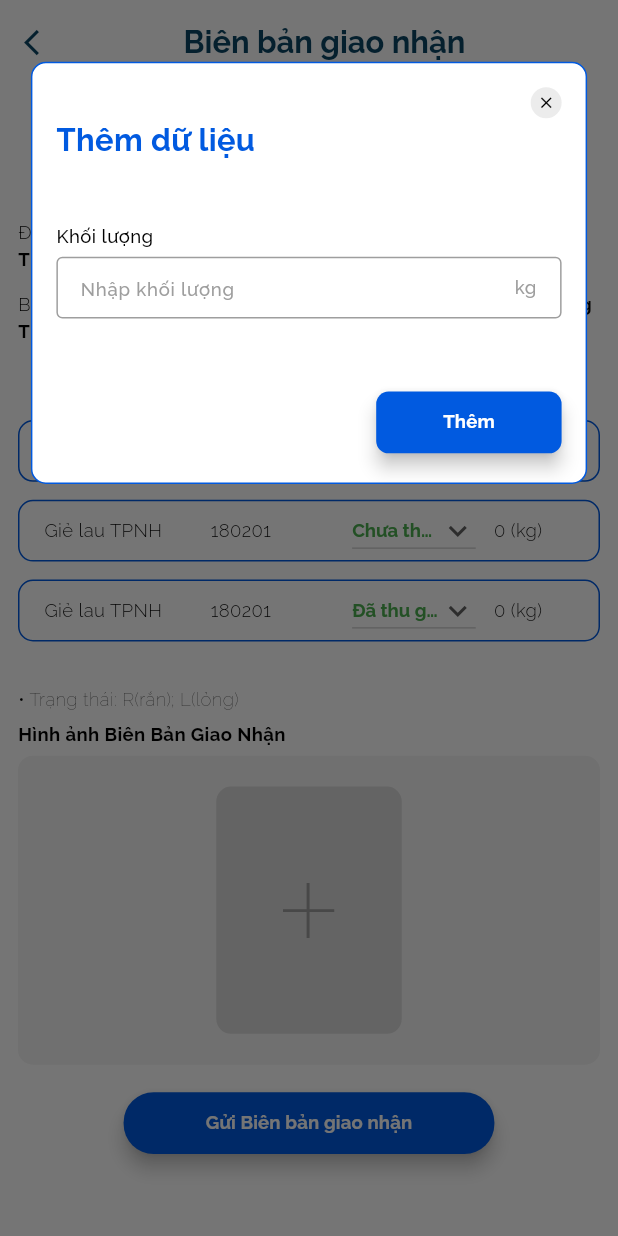
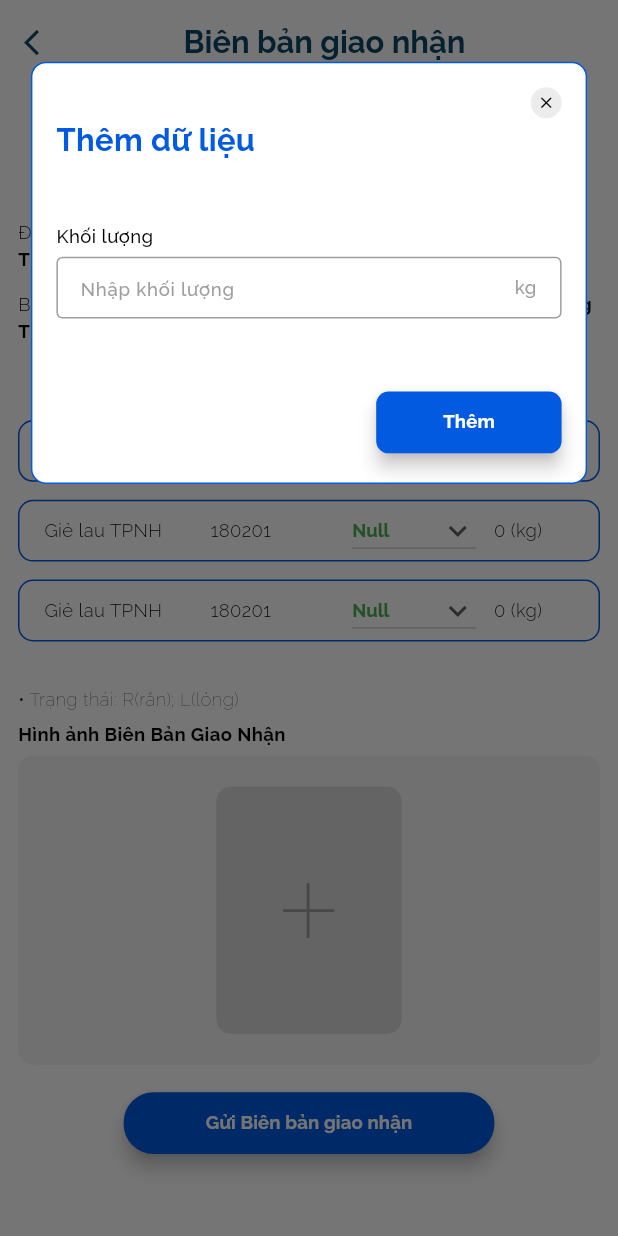
Before and after one commit to Manh-IT-K2/AppMTAC, a Flutter app: the HandoverRecordScreen screen opened by its route, after a tap on "0 (kg)", on a phone screen of 412 x 824 dp. Run offline on Flutter 3.47's test engine with Material 3 defaults, Android fonts, the phone set to English and light mode, and no system bars; our stand-ins replace geocoding, geolocator, get, google_maps_flutter, hugeicons, image_picker and 1 more; network calls fail.

Commit message:
update code

```diff
--- a/mtac/lib/controllers/dropdown_controller.dart
+++ /dev/null
@@ -1,17 +0,0 @@
-import 'package:get/get.dart';
-
-class DropdownController extends GetxController {
-
-  // initial variable
-  var selectedValue = "Null".obs;
-  final List<String> items = [
-    "Null",
-    "Chưa thu gom",
-    "Đang thu gom",
-    "Đã thu gom"
-  ];
-
-  DropdownController(String initialStatus) {
-    selectedValue.value = initialStatus;
-  }
-}
--- a/mtac/lib/controllers/handover_record_controller.dart
+++ b/mtac/lib/controllers/handover_record_controller.dart
@@ -10,20 +10,23 @@ import 'package:mtac/utils/theme_text.dart';
 import 'package:sizer/sizer.dart';
 
 class HandoverRecordController extends GetxController {
+  /* CODE DROPDOWN CHOOSE STATUS */
+  var wasteControllers = <RxString>[].obs;
+  final List<String> statusItems = [
+    "Null",
+    "Chưa thu gom",
+    "Đang thu gom",
+    "Đã thu gom"
+  ];
 
-  /* CODE DROPDOW CHOSE STATUS */
-  // Create variable list status
-  // var selectedValue = "Null".obs;
-  // final List<String> items = [
-  //   "Null",
-  //   "Chưa thu gom",
-  //   "Đang thu gom",
-  //   "Đã thu gom"
-  // ];
-
-  // DropdownController(String initialStatus) {
-  //   selectedValue.value = initialStatus;
-  // }
+  void initializeDropdowns(int length) {
+    wasteControllers.assignAll(List.generate(length, (_) => "Null".obs));
+  }
+  // void initializeDropdowns(List<WasteModel> infoWasteData) {
+  // wasteControllers.assignAll(
+  //   infoWasteData.map((item) => item.status.obs).toList()
+  // );
+  //}
 
   /* CODE CHOSE IMAGE */
   // Create variable image
@@ -75,12 +78,16 @@ class HandoverRecordController extends GetxController {
 
   void initializeList(int length) {
     numbers.assignAll(List.generate(length, (index) => "".obs));
+    initializeDropdowns(length);
   }
 
   void showInputPopup(int index) {
     textController.text = numbers[index].value;
-    Get.dialog(
-      Stack(
+    showDialog(
+      context: Get.context!,
+      barrierDismissible: false,
+      builder: (context) {
+        return Stack(
           children: [
             Align(
               alignment: Alignment.topCenter,
@@ -105,14 +112,15 @@ class HandoverRecordController extends GetxController {
                         child: GestureDetector(
                           onTap: () {
                             status.value = false;
-                          Get.back();
+                            Navigator.pop(context);
                           },
                           child: Container(
                             width: 5.w,
                             height: 5.w,
                             decoration: BoxDecoration(
                               color: Colors.grey.withOpacity(0.2),
-                              borderRadius: BorderRadius.circular(3.w)),
+                              borderRadius: BorderRadius.circular(3.w),
+                            ),
                             child: Icon(
                               Icons.close,
                               color: Colors.black,
@@ -184,10 +192,13 @@ class HandoverRecordController extends GetxController {
                                   !textController.text.contains("Not value")) {
                                 numbers[index].value = textController.text;
                                 status.value = false;
-                              Get.back();
+                                Navigator.pop(Get.context!);
+                                Future.delayed(const Duration(milliseconds: 300), () {
                                   NotifySuccessDialog().showNotifyPopup(
                                     "Thêm khối lượng thành công",
-                                  () => Get.back());
+                                    () => Navigator.pop(Get.context!),
+                                  );
+                                });
                               } else {
                                 status.value = true;
                               }
@@ -198,7 +209,8 @@ class HandoverRecordController extends GetxController {
                                 borderRadius: BorderRadius.circular(2.w),
                               ),
                               elevation: 5,
-                              minimumSize: Size(15.h, 5.h)),
+                              minimumSize: Size(15.h, 5.h),
+                            ),
                             child: Text(
                               "Thêm",
                               style: PrimaryFont.bodyTextBold()
@@ -213,8 +225,8 @@ class HandoverRecordController extends GetxController {
               ),
             ),
           ],
-      ),
-      barrierDismissible: false,
+        );
+      },
     );
   }
 }
```
Also changed, not shown: mtac/lib/common/notify_success_dialog.dart (+10 -6 lines), mtac/lib/controllers/map_controller.dart (+32 -25 lines), mtac/lib/views/schedule/handover_record_screen.dart (+18 -123 lines), mtac/pubspec.yaml (+8 -3 lines), mtac/pubspec.lock, 3 other files. Lines whose indentation alone changed are shown as unchanged.
